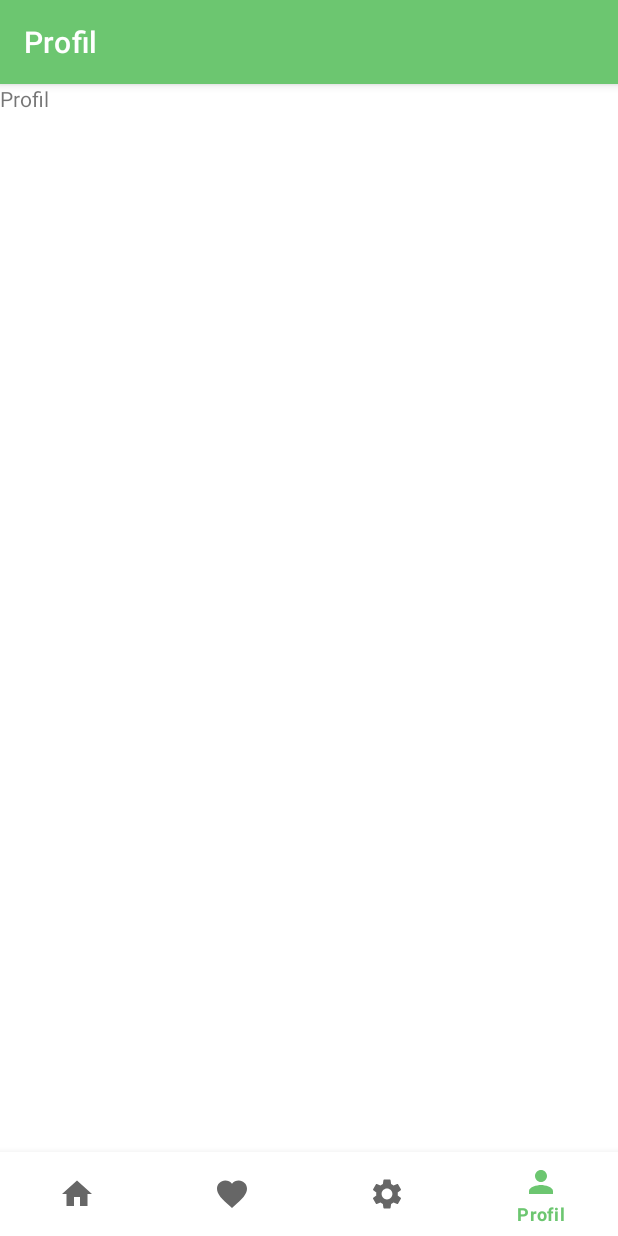
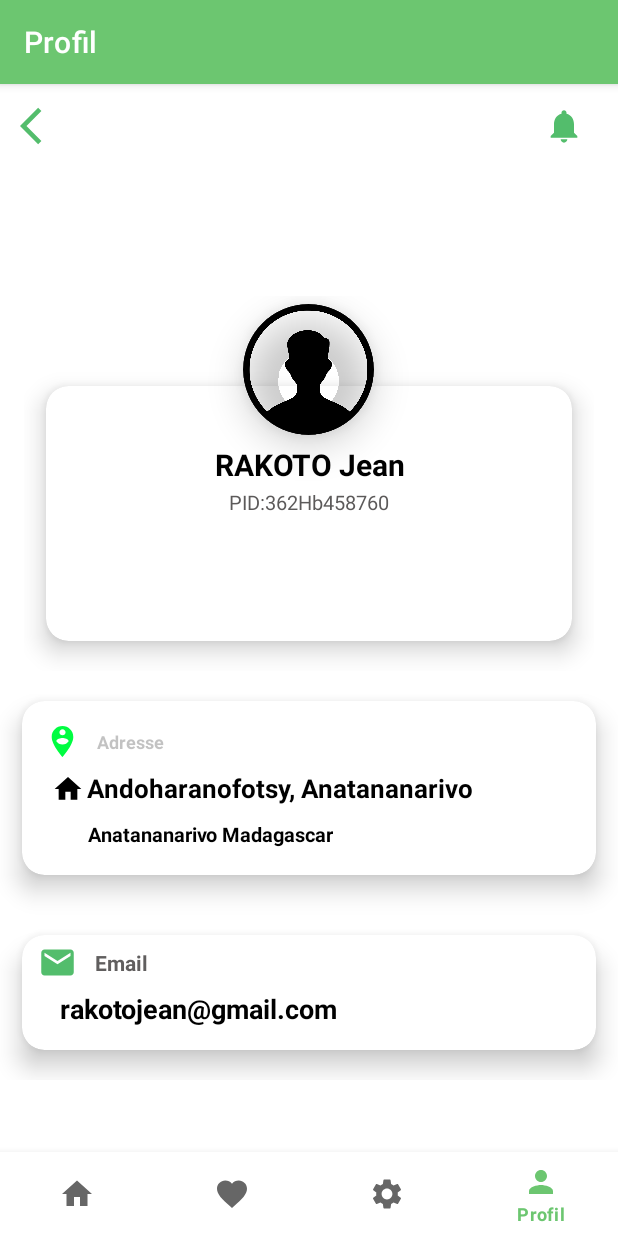
Before and after one commit to AliciaRakotomamonjy/ApplicationAndroid, an Android app: the ProfileFragment screen opened through its navigation route, on a phone screen of 412 x 824 dp. Run offline under Robolectric (Android 15) with nearby library versions, the phone set to English and light mode, and no system bars; our stand-ins replace navigation-ui.

Commit message:
[Aff] - ajout profile

```diff
--- /dev/null
+++ b/app/src/main/res/drawable/ic_add.xml
@@ -0,0 +1,5 @@
+<vector android:height="24dp" android:tint="#00FD41"
+    android:viewportHeight="24" android:viewportWidth="24"
+    android:width="24dp" xmlns:android="http://schemas.android.com/apk/res/android">
+    <path android:fillColor="@android:color/white" android:pathData="M13,7h-2v4L7,11v2h4v4h2v-4h4v-2h-4L13,7zM12,2C6.48,2 2,6.48 2,12s4.48,10 10,10 10,-4.48 10,-10S17.52,2 12,2zM12,20c-4.41,0 -8,-3.59 -8,-8s3.59,-8 8,-8 8,3.59 8,8 -3.59,8 -8,8z"/>
+</vector>
--- /dev/null
+++ b/app/src/main/res/drawable/ic_arrow.xml
@@ -0,0 +1,5 @@
+<vector android:autoMirrored="true" android:height="24dp"
+    android:tint="#53BD6C" android:viewportHeight="24"
+    android:viewportWidth="24" android:width="24dp" xmlns:android="http://schemas.android.com/apk/res/android">
+    <path android:fillColor="@android:color/white" android:pathData="M11.67,3.87L9.9,2.1 0,12l9.9,9.9 1.77,-1.77L3.54,12z"/>
+</vector>
--- /dev/null
+++ b/app/src/main/res/drawable/ic_email.xml
@@ -0,0 +1,5 @@
+<vector android:height="24dp" android:tint="#53BD6C"
+    android:viewportHeight="24" android:viewportWidth="24"
+    android:width="24dp" xmlns:android="http://schemas.android.com/apk/res/android">
+    <path android:fillColor="@android:color/white" android:pathData="M20,4L4,4c-1.1,0 -1.99,0.9 -1.99,2L2,18c0,1.1 0.9,2 2,2h16c1.1,0 2,-0.9 2,-2L22,6c0,-1.1 -0.9,-2 -2,-2zM20,8l-8,5 -8,-5L4,6l8,5 8,-5v2z"/>
+</vector>
--- /dev/null
+++ b/app/src/main/res/drawable/ic_home.xml
@@ -0,0 +1,5 @@
+<vector android:height="24dp" android:tint="#6CA57A"
+    android:viewportHeight="24" android:viewportWidth="24"
+    android:width="24dp" xmlns:android="http://schemas.android.com/apk/res/android">
+    <path android:fillColor="@android:color/black" android:pathData="M10,20v-6h4v6h5v-8h3L12,3 2,12h3v8z"/>
+</vector>
--- /dev/null
+++ b/app/src/main/res/drawable/ic_notification.xml
@@ -0,0 +1,5 @@
+<vector android:height="24dp" android:tint="#53BD6C"
+    android:viewportHeight="24" android:viewportWidth="24"
+    android:width="24dp" xmlns:android="http://schemas.android.com/apk/res/android">
+    <path android:fillColor="@android:color/white" android:pathData="M12,22c1.1,0 2,-0.9 2,-2h-4c0,1.1 0.89,2 2,2zM18,16v-5c0,-3.07 -1.64,-5.64 -4.5,-6.32L13.5,4c0,-0.83 -0.67,-1.5 -1.5,-1.5s-1.5,0.67 -1.5,1.5v0.68C7.63,5.36 6,7.92 6,11v5l-2,2v1h16v-1l-2,-2z"/>
+</vector>
--- /dev/null
+++ b/app/src/main/res/drawable/ic_person.xml
@@ -0,0 +1,5 @@
+<vector android:height="24dp" android:tint="#00FD41"
+    android:viewportHeight="24" android:viewportWidth="24"
+    android:width="24dp" xmlns:android="http://schemas.android.com/apk/res/android">
+    <path android:fillColor="@android:color/white" android:pathData="M12,2C8.14,2 5,5.14 5,9c0,5.25 7,13 7,13s7,-7.75 7,-13C19,5.14 15.86,2 12,2zM12,4c1.1,0 2,0.9 2,2c0,1.11 -0.9,2 -2,2s-2,-0.89 -2,-2C10,4.9 10.9,4 12,4zM12,14c-1.67,0 -3.14,-0.85 -4,-2.15c0.02,-1.32 2.67,-2.05 4,-2.05s3.98,0.73 4,2.05C15.14,13.15 13.67,14 12,14z"/>
+</vector>
--- /dev/null
+++ b/app/src/main/res/drawable/ic_phone.xml
@@ -0,0 +1,5 @@
+<vector android:height="24dp" android:tint="#53BD6C"
+    android:viewportHeight="24" android:viewportWidth="24"
+    android:width="24dp" xmlns:android="http://schemas.android.com/apk/res/android">
+    <path android:fillColor="@android:color/white" android:pathData="M17,1.01L7,1c-1.1,0 -2,0.9 -2,2v18c0,1.1 0.9,2 2,2h10c1.1,0 2,-0.9 2,-2V3c0,-1.1 -0.9,-1.99 -2,-1.99zM17,19H7V5h10v14z"/>
+</vector>
--- /dev/null
+++ b/app/src/main/res/drawable/ic_shopping.xml
@@ -0,0 +1,5 @@
+<vector android:height="24dp" android:tint="#53BD6C"
+    android:viewportHeight="24" android:viewportWidth="24"
+    android:width="24dp" xmlns:android="http://schemas.android.com/apk/res/android">
+    <path android:fillColor="@android:color/white" android:pathData="M7,18c-1.1,0 -1.99,0.9 -1.99,2S5.9,22 7,22s2,-0.9 2,-2 -0.9,-2 -2,-2zM1,2v2h2l3.6,7.59 -1.35,2.45c-0.16,0.28 -0.25,0.61 -0.25,0.96 0,1.1 0.9,2 2,2h12v-2L7.42,15c-0.14,0 -0.25,-0.11 -0.25,-0.25l0.03,-0.12 0.9,-1.63h7.45c0.75,0 1.41,-0.41 1.75,-1.03l3.58,-6.49c0.08,-0.14 0.12,-0.31 0.12,-0.48 0,-0.55 -0.45,-1 -1,-1L5.21,4l-0.94,-2L1,2zM17,18c-1.1,0 -1.99,0.9 -1.99,2s0.89,2 1.99,2 2,-0.9 2,-2 -0.9,-2 -2,-2z"/>
+</vector>
--- a/app/src/main/res/layout/fragment_profile.xml
+++ b/app/src/main/res/layout/fragment_profile.xml
@@ -1,14 +1,91 @@
 <?xml version="1.0" encoding="utf-8"?>
-<FrameLayout xmlns:android="http://schemas.android.com/apk/res/android"
+<LinearLayout
+    xmlns:android="http://schemas.android.com/apk/res/android"
+    xmlns:app="http://schemas.android.com/apk/res-auto"
     xmlns:tools="http://schemas.android.com/tools"
     android:layout_width="match_parent"
     android:layout_height="match_parent"
-    tools:context=".ui.profile.ProfileFragment">
+    android:orientation="vertical"
+    android:layout_gravity="center"
+    tools:context=".MainActivity">
+    <LinearLayout
+        android:orientation="vertical"
+        android:layout_width="match_parent"
+        android:layout_height="wrap_content">
+        <LinearLayout
+            android:padding="8dp"
+            android:orientation="horizontal"
+            android:layout_width="match_parent"
+            android:layout_height="?attr/actionBarSize">
+            <RelativeLayout
+                android:layout_width="match_parent"
+                android:layout_height="match_parent">
+                <ImageView
+                    android:padding="5dp"
+                    android:layout_alignParentStart="true"
+                    android:src="@drawable/ic_arrow"
+                    android:layout_width="40dp"
+                    android:layout_height="40dp"/>
 
-    <!-- TODO: Update blank fragment layout -->
-    <TextView
+                <ImageView
+                    android:layout_margin="5dp"
+                    android:padding="1dp"
+                    android:layout_alignParentEnd="true"
+                    android:src="@drawable/ic_notification"
+                    android:layout_width="45dp"
+                    android:layout_height="45dp"/>
+
+            </RelativeLayout>
+
+        </LinearLayout>
+        <LinearLayout
+            android:orientation="vertical"
+            android:layout_width="match_parent"
+            android:layout_height="wrap_content">
+            <TextView
+                android:text="My"
+                android:textStyle="normal"
+                android:textColor="@color/white"
+                android:textSize="30sp"
+                android:layout_marginStart="15dp"
+                android:layout_width="match_parent"
+                android:layout_height="wrap_content"/>
+            <TextView
+                android:text="Profile"
+                android:textStyle="bold"
+                android:textColor="@color/white"
+                android:textSize="33sp"
+                android:layout_marginStart="15dp"
+                android:layout_width="match_parent"
+                android:layout_height="wrap_content"/>
+
+
+        </LinearLayout>
+
+
+    </LinearLayout>
+
+    <include
+        android:layout_gravity="center"
+        layout="@layout/item_image"
+        android:layout_height="wrap_content"
+        android:layout_marginLeft="16dp"
+        android:layout_marginRight="16dp"
+        android:layout_width="match_parent" />
+    <ScrollView
         android:layout_width="match_parent"
-        android:layout_height="match_parent"
-        android:text="@string/title_profile" />
+        android:layout_height="wrap_content">
 
-</FrameLayout>
+        <LinearLayout
+            android:orientation="vertical"
+            android:layout_width="match_parent"
+            android:layout_height="wrap_content">
+            <include layout="@layout/item_add"/>
+            <include layout="@layout/item_email"/>
+
+        </LinearLayout>
+    </ScrollView>
+
+
+
+</LinearLayout>
--- /dev/null
+++ b/app/src/main/res/layout/item_add.xml
@@ -0,0 +1,80 @@
+<?xml version="1.0" encoding="utf-8"?>
+<androidx.cardview.widget.CardView xmlns:android="http://schemas.android.com/apk/res/android"
+    android:layout_width="match_parent"
+    android:layout_height="wrap_content"
+    xmlns:app="http://schemas.android.com/apk/res-auto"
+    xmlns:card_view="http://schemas.android.com/tools"
+    app:cardCornerRadius="15dp"
+    app:cardElevation="10dp"
+    app:cardUseCompatPadding="true"
+    card_view:cardCornerRadius="5dp">
+    <LinearLayout
+        android:layout_width="match_parent"
+        android:layout_height="wrap_content"
+        android:orientation="vertical"
+        android:padding="8dp">
+        <RelativeLayout
+            android:layout_width="match_parent"
+            android:layout_height="wrap_content">
+            <LinearLayout
+                android:orientation="horizontal"
+                android:padding="1dp"
+                android:gravity="center"
+                android:layout_alignParentStart="true"
+                android:layout_width="wrap_content"
+                android:layout_height="wrap_content">
+                <ImageView
+                    android:padding="5dp"
+                    android:src="@drawable/ic_person"
+                    android:layout_width="35dp"
+                    android:layout_height="35dp"/>
+                <TextView
+                    android:text="Adresse"
+                    android:textSize="12dp"
+                    android:layout_margin="5dp"
+                    android:textStyle="bold|normal"
+                    android:textColor="#615E5E5E"
+                    android:layout_width="wrap_content"
+                    android:layout_height="wrap_content"/>
+            </LinearLayout>
+        </RelativeLayout>
+
+        <LinearLayout
+            android:orientation="horizontal"
+            android:layout_width="match_parent"
+            android:layout_height="wrap_content">
+            <ImageView
+                app:tint="@color/black"
+                android:padding="2dp"
+                android:layout_marginStart="10dp"
+                android:src="@drawable/ic_home"
+                android:layout_width="25dp"
+                android:layout_height="25dp"/>
+            <LinearLayout
+                android:orientation="vertical"
+                android:layout_width="match_parent"
+                android:layout_height="wrap_content">
+                <TextView
+                    android:text="Andoharanofotsy, Anatananarivo"
+                    android:textSize="17sp"
+                    android:textColor="@color/black"
+                    android:textStyle="bold"
+                    android:gravity="center"
+                    android:layout_width="wrap_content"
+                    android:layout_height="wrap_content"/>
+
+                <TextView
+                    android:layout_width="wrap_content"
+                    android:layout_height="38dp"
+                    android:gravity="center"
+                    android:text="Anatananarivo Madagascar"
+                    android:textColor="@color/black"
+                    android:textSize="13sp"
+                    android:textStyle="bold" />
+            </LinearLayout>
+
+        </LinearLayout>
+
+    </LinearLayout>
+
+</androidx.cardview.widget.CardView>
--- /dev/null
+++ b/app/src/main/res/layout/item_email.xml
@@ -0,0 +1,53 @@
+<?xml version="1.0" encoding="utf-8"?>
+<androidx.cardview.widget.CardView
+    xmlns:android="http://schemas.android.com/apk/res/android"
+    android:layout_width="match_parent"
+    android:layout_height="wrap_content"
+    xmlns:app="http://schemas.android.com/apk/res-auto"
+    xmlns:card_view="http://schemas.android.com/tools"
+    app:cardCornerRadius="15dp"
+    app:cardElevation="10dp"
+    app:cardUseCompatPadding="true"
+    card_view:cardCornerRAdius="5dp">
+    <LinearLayout
+        android:orientation="vertical"
+        android:layout_width="match_parent"
+        android:layout_height="wrap_content">
+        <LinearLayout
+            android:orientation="horizontal"
+            android:padding="3dp"
+            android:layout_width="match_parent"
+            android:layout_height="wrap_content">
+            <ImageView
+                android:padding="2dp"
+                android:src="@drawable/ic_email"
+                android:layout_marginStart="5dp"
+                android:layout_width="30dp"
+                android:layout_height="30dp"/>
+            <TextView
+                android:text="Email"
+                android:layout_marginStart="10dp"
+                android:textSize="14sp"
+                android:textStyle="bold"
+                android:layout_gravity="center"
+                android:textColor="#605E5E"
+                android:layout_width="wrap_content"
+                android:layout_height="wrap_content"/>
+
+
+        </LinearLayout>
+        <TextView
+            android:text="rakotojean@gmail.com"
+            android:textStyle="bold"
+            android:textColor="@color/black"
+            android:textSize="18sp"
+            android:layout_marginStart="25dp"
+            android:layout_marginBottom="15dp"
+            android:layout_width="wrap_content"
+            android:layout_height="wrap_content"/>
+
+
+
+    </LinearLayout>
+
+</androidx.cardview.widget.CardView>
--- /dev/null
+++ b/app/src/main/res/layout/item_image.xml
@@ -0,0 +1,61 @@
+<?xml version="1.0" encoding="utf-8"?>
+<RelativeLayout xmlns:android="http://schemas.android.com/apk/res/android"
+    android:layout_width="match_parent"
+    android:layout_height="wrap_content"
+    xmlns:app="http://schemas.android.com/apk/res-auto"
+    xmlns:card_view="http://schemas.android.com/tools"
+    android:layout_centerInParent="true"
+    android:gravity="center">
+    <RelativeLayout
+        android:layout_centerInParent="true"
+        android:layout_width="match_parent"
+        android:layout_height="250dp">
+        <androidx.cardview.widget.CardView
+            app:cardCornerRadius="15dp"
+            android:layout_marginTop="40dp"
+            app:cardElevation="10dp"
+            app:cardUseCompatPadding="true"
+            card_view:cardCornerRAdius="5dp"
+            android:layout_width="match_parent"
+            android:layout_height="240dp">
+            <LinearLayout
+                android:orientation="vertical"
+                android:layout_marginTop="23dp"
+                android:layout_width="match_parent"
+                android:layout_height="match_parent">
+                <TextView
+                    android:layout_marginTop="15dp"
+                    android:text="RAKOTO Jean"
+                    android:textSize="20sp"
+                    android:textStyle="bold"
+                    android:gravity="center"
+                    android:textColor="@color/black"
+                    android:layout_width="match_parent"
+                    android:layout_height="wrap_content"/>
+                <TextView
+                    android:layout_marginTop="2dp"
+                    android:text="PID:362Hb458760"
+                    android:textSize="13sp"
+                    android:textStyle="normal"
+                    android:layout_marginBottom="10dp"
+                    android:gravity="center"
+                    android:textColor="#5C5A5A"
+                    android:layout_width="match_parent"
+                    android:layout_height="wrap_content"/>
+
+            </LinearLayout>
+
+
+        </androidx.cardview.widget.CardView>
+
+
+    </RelativeLayout>
+    <com.google.android.material.imageview.ShapeableImageView
+        android:src="@drawable/slider"
+        app:shapeAppearanceOverlay="@style/Circular"
+        android:elevation="15dp"
+        android:padding="5dp"
+        android:layout_centerHorizontal="true"
+        android:layout_width="98dp"
+        android:layout_height="98dp"/>
+</RelativeLayout>
--- /dev/null
+++ b/app/src/main/res/layout/item_info.xml
@@ -0,0 +1,53 @@
+<?xml version="1.0" encoding="utf-8"?>
+<androidx.cardview.widget.CardView
+    xmlns:android="http://schemas.android.com/apk/res/android"
+    android:layout_width="match_parent"
+    android:layout_height="wrap_content"
+    xmlns:app="http://schemas.android.com/apk/res-auto"
+    xmlns:card_view="http://schemas.android.com/tools"
+    app:cardCornerRadius="15dp"
+    app:cardElevation="10dp"
+    app:cardUseCompatPadding="true"
+    card_view:cardCornerRAdius="5dp">
+    <LinearLayout
+        android:orientation="vertical"
+        android:layout_width="match_parent"
+        android:layout_height="wrap_content">
+        <LinearLayout
+            android:orientation="horizontal"
+            android:padding="3dp"
+            android:layout_width="match_parent"
+            android:layout_height="wrap_content">
+            <ImageView
+                android:padding="2dp"
+                android:src="@drawable/ic_phone"
+                android:layout_marginStart="5dp"
+                android:layout_width="30dp"
+                android:layout_height="30dp"/>
+            <TextView
+                android:text="Mobile"
+                android:layout_marginStart="10dp"
+                android:textSize="14sp"
+                android:textStyle="bold"
+                android:layout_gravity="center"
+                android:textColor="#605E5E"
+                android:layout_width="wrap_content"
+                android:layout_height="wrap_content"/>
+
+
+        </LinearLayout>
+        <TextView
+            android:text="+91 98000000000"
+            android:textStyle="bold"
+            android:textColor="@color/black"
+            android:textSize="18sp"
+            android:layout_marginStart="25dp"
+            android:layout_marginBottom="15dp"
+            android:layout_width="wrap_content"
+            android:layout_height="wrap_content"/>
+
+
+
+    </LinearLayout>
+
+</androidx.cardview.widget.CardView>
--- a/app/src/main/res/layout/signup_layout.xml
+++ b/app/src/main/res/layout/signup_layout.xml
@@ -1,10 +1,16 @@
 <?xml version="1.0" encoding="utf-8"?>
-<androidx.constraintlayout.widget.ConstraintLayout xmlns:android="http://schemas.android.com/apk/res/android"
+<ScrollView
+    xmlns:android="http://schemas.android.com/apk/res/android"
     xmlns:app="http://schemas.android.com/apk/res-auto"
     xmlns:tools="http://schemas.android.com/tools"
     android:layout_width="match_parent"
     android:layout_height="match_parent"
     android:background="@color/white">
+
+    <androidx.constraintlayout.widget.ConstraintLayout
+        android:layout_width="match_parent"
+        android:layout_height="wrap_content"
+        android:padding="16dp">
 
     <TextView
         android:id="@+id/textView2"
@@ -134,4 +140,5 @@
             android:textStyle="bold" />
     </LinearLayout>
 
-</androidx.constraintlayout.widget.ConstraintLayout>
+    </androidx.constraintlayout.widget.ConstraintLayout>
+</ScrollView>
--- a/app/src/main/res/values/styles.xml
+++ b/app/src/main/res/values/styles.xml
@@ -1,7 +1,7 @@
 <?xml version="1.0" encoding="utf-8"?>
 <resources>
 
-    <style name="AppTheme" parent="Theme.AppCompat.Light">
+    <style name="AppTheme" parent="Theme.AppCompat.Light.DarkActionBar">
         <item name="android:windowBackground">@color/white</item>
         <item name="android:textColor">@color/black</item>
         <item name="android:textColorPrimary">@color/black</item>
@@ -10,7 +10,7 @@
         <item name="statusBarBackground">@color/green</item>
     </style>
 
-    <style name="AppTheme.Dark" parent="Theme.AppCompat">
+    <style name="AppTheme.Dark" parent="Theme.AppCompat.Light.DarkActionBar">
         <item name="android:windowBackground">@color/black</item>
         <item name="android:textColor">@color/white</item>
         <item name="android:textColorPrimary">@color/white</item>
--- a/app/src/main/res/values/themes.xml
+++ b/app/src/main/res/values/themes.xml
@@ -18,4 +18,9 @@
         <item name="android:windowBackground">@drawable/background_splashscreen</item>
         <item name="android:statusBarColor" tools:targetApi="l">?attr/colorPrimary</item>
     </style>
+
+    <style name="Circular">
+        <item name="cornerSize">50%</item>
+
+    </style>
 </resources>
```
Also changed, not shown: app/src/main/res/drawable/slider.png (added).
